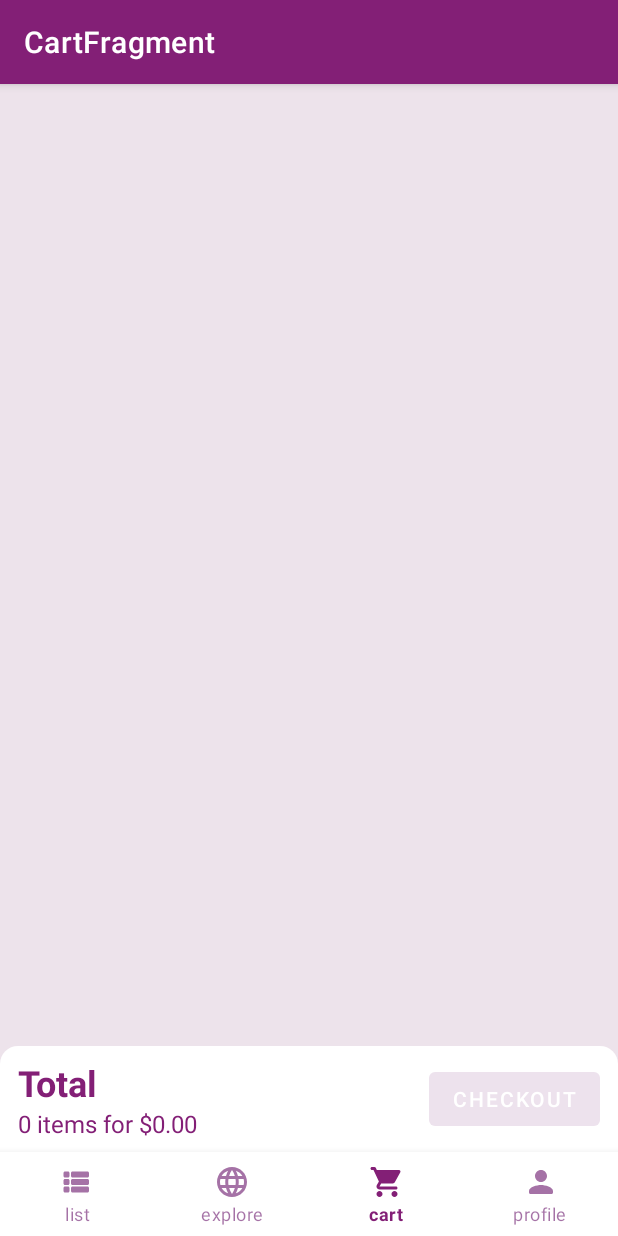
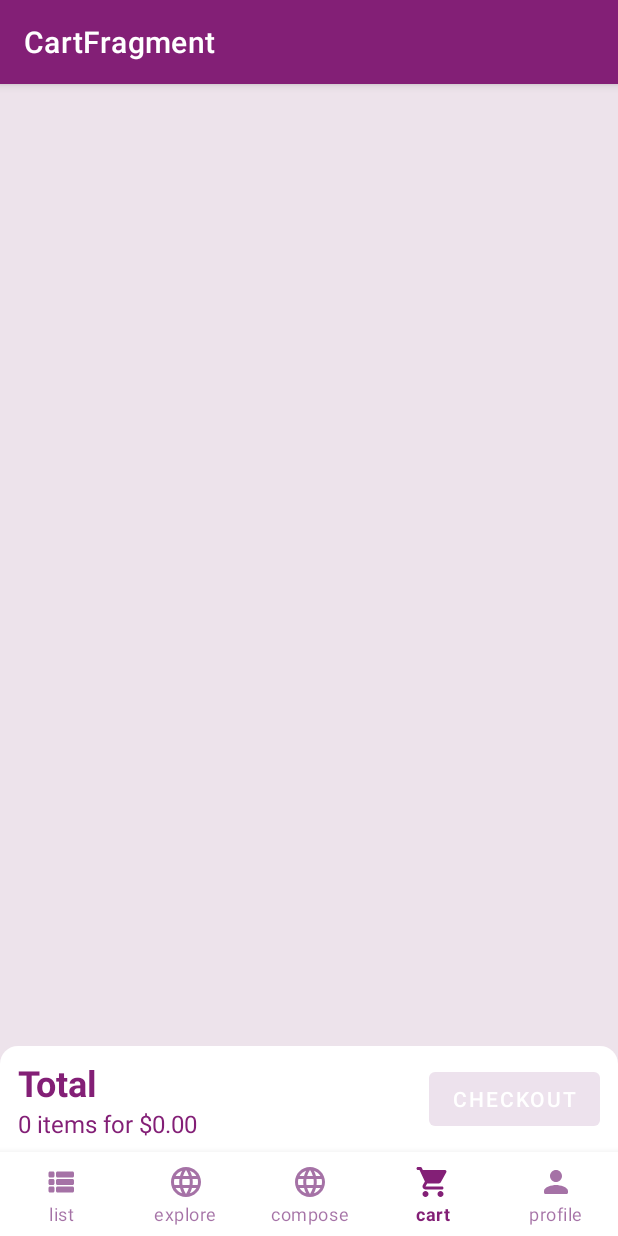
Before and after one commit to farshad049/myStore, an Android app built with Jetpack Compose: the CartFragment screen opened through its navigation route, on a phone screen of 412 x 824 dp. Run offline under Robolectric (Android 15) with nearby library versions, the phone set to English and light mode, and no system bars; our stand-ins replace Dagger/Hilt's generated code, navigation-ui; libraries missing offline, so code that uses them is left out: com.airbnb.epoxy; plain views replace EpoxyRecyclerView; 8 statements that could not run were skipped.

Commit message:
starting compose

```diff
--- a/app/src/main/java/com/example/mystore/epoxy/DividerEpoxyModel.kt
+++ b/app/src/main/java/com/example/mystore/epoxy/DividerEpoxyModel.kt
@@ -2,9 +2,8 @@ package com.example.mystore.epoxy
 
 import android.view.ViewGroup
 import androidx.annotation.Dimension
-import androidx.annotation.Dimension.PX
+import androidx.annotation.Dimension.Companion.PX
 import androidx.core.view.updateLayoutParams
-import androidx.core.view.updatePadding
 import com.example.mystore.R
 import com.example.mystore.databinding.ModelDividerBinding
 
--- a/app/src/main/java/com/example/mystore/epoxy/VerticalSpaceEpoxyModel.kt
+++ b/app/src/main/java/com/example/mystore/epoxy/VerticalSpaceEpoxyModel.kt
@@ -2,7 +2,7 @@ package com.example.mystore.epoxy
 
 import android.view.ViewGroup
 import androidx.annotation.Dimension
-import androidx.annotation.Dimension.PX
+import androidx.annotation.Dimension.Companion.PX
 import com.example.mystore.R
 import com.example.mystore.databinding.ModelVerticalSpaceBinding
 
--- a/app/src/main/java/com/example/mystore/ui/MainActivity.kt
+++ b/app/src/main/java/com/example/mystore/ui/MainActivity.kt
@@ -40,7 +40,8 @@ class MainActivity : AppCompatActivity() {
             R.id.productListFragment,
             R.id.profileFragment,
             R.id.cartFragment,
-            R.id.exploreFragment
+            R.id.exploreFragment,
+            R.id.exploreFragmentV2
         )
         )
 
--- a/app/src/main/java/com/example/mystore/ui/explore/epoxy/ExploreFragmentEpoxyController.kt
+++ b/app/src/main/java/com/example/mystore/ui/explore/epoxy/ExploreFragmentEpoxyController.kt
@@ -16,6 +16,7 @@ class ExploreFragmentEpoxyController(
             is ExploreFragmentViewState.Loading -> setupLoadingState()
             is ExploreFragmentViewState.Error -> setupErrorState(data)
             is ExploreFragmentViewState.Success -> setupSuccessState(data)
+            else -> {}
         }
 
     }
--- a/app/src/main/res/menu/menu_bottom_nav.xml
+++ b/app/src/main/res/menu/menu_bottom_nav.xml
@@ -10,6 +10,12 @@
     <item
         android:id="@+id/exploreFragment"
         android:title="explore"
+        android:icon="@drawable/ic_round_language_24"
+        />
+
+    <item
+        android:id="@+id/exploreFragmentV2"
+        android:title="compose"
         android:icon="@drawable/ic_round_language_24"
         />
 
--- a/app/src/main/res/navigation/nav_graph.xml
+++ b/app/src/main/res/navigation/nav_graph.xml
@@ -25,4 +25,9 @@
         android:name="com.example.mystore.ui.explore.ExploreFragment"
         android:label="ExploreFragment"
         tools:layout="@layout/fragment_explore"/>
+    <fragment
+        android:id="@+id/exploreFragmentV2"
+        android:name="com.example.mystore.ui.exploreInCompose.ExploreFragmentV2"
+        android:label="Explore (Compose)"
+        tools:layout="@layout/fragment_explore"/>
 </navigation>
--- a/app/src/main/res/values/colors.xml
+++ b/app/src/main/res/values/colors.xml
@@ -18,4 +18,8 @@
     <color name="black">#FF000000</color>
     <color name="white">#FFFFFFFF</color>
     <color name="error_red">#B71C1C</color>
+    <color name="light_blue_400">#FF29B6F6</color>
+    <color name="light_blue_600">#FF039BE5</color>
+    <color name="gray_400">#FFBDBDBD</color>
+    <color name="gray_600">#FF757575</color>
 </resources>
--- a/app/src/main/res/values/strings.xml
+++ b/app/src/main/res/values/strings.xml
@@ -1,3 +1,4 @@
 <resources>
     <string name="app_name">myStore</string>
+    <string name="title_activity_explore_v2">exploreV2</string>
 </resources>
--- a/app/src/main/res/values/styles.xml
+++ b/app/src/main/res/values/styles.xml
@@ -1,6 +1,7 @@
 <?xml version="1.0" encoding="utf-8"?>
 
 <resources>
+
     <style name="ShapeAppearanceOverlay.App.CornerRound" parent="">
         <item name="cornerSize">@dimen/corner_radius</item>
         <item name="cornerFamily">rounded</item>
@@ -11,4 +12,9 @@
         <item name="cornerSize">50%</item>
         <item name="cornerFamily">rounded</item>
     </style>
+
+    <style name="Widget.Theme.MyStore.MyView" parent="">
+        <item name="android:background">@color/gray_400</item>
+        <item name="exampleColor">@color/light_blue_400</item>
+    </style>
 </resources>
--- a/build.gradle
+++ b/build.gradle
@@ -1,6 +1,9 @@
 // Top-level build file where you can add configuration options common to all sub-projects/modules.
 
 buildscript {
+    ext {
+        compose_version = '1.1.1'
+    }
     dependencies {
         def nav_version = "2.5.0"
         classpath "androidx.navigation:navigation-safe-args-gradle-plugin:$nav_version"
@@ -11,7 +14,7 @@ plugins {
     id 'com.google.dagger.hilt.android' version '2.44' apply false
     id 'com.android.application' version '7.3.1' apply false
     id 'com.android.library' version '7.3.1' apply false
-    id 'org.jetbrains.kotlin.android' version '1.6.10' apply false
+    id 'org.jetbrains.kotlin.android' version '1.7.20' apply false
 }
 
 task clean(type: Delete) {
```
Also changed, not shown: app/build.gradle (+31 -2 lines), app/src/main/AndroidManifest.xml (+10 -1 lines), app/src/main/java/com/example/mystore/ui/exploreInCompose/exploreV2.kt (added, +30 -0 lines), app/src/main/res/values-night/styles.xml (added, +7 -0 lines), app/src/main/res/values/attrs_explore_v2.xml (added, +8 -0 lines).
